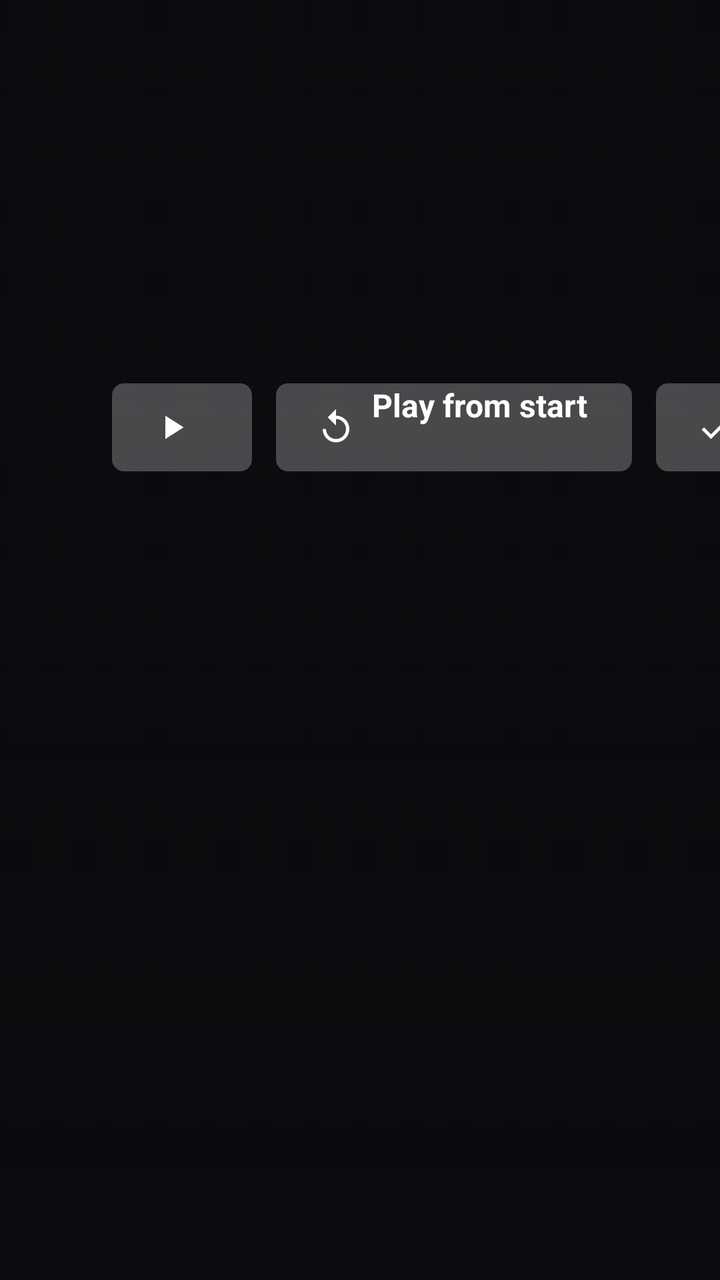
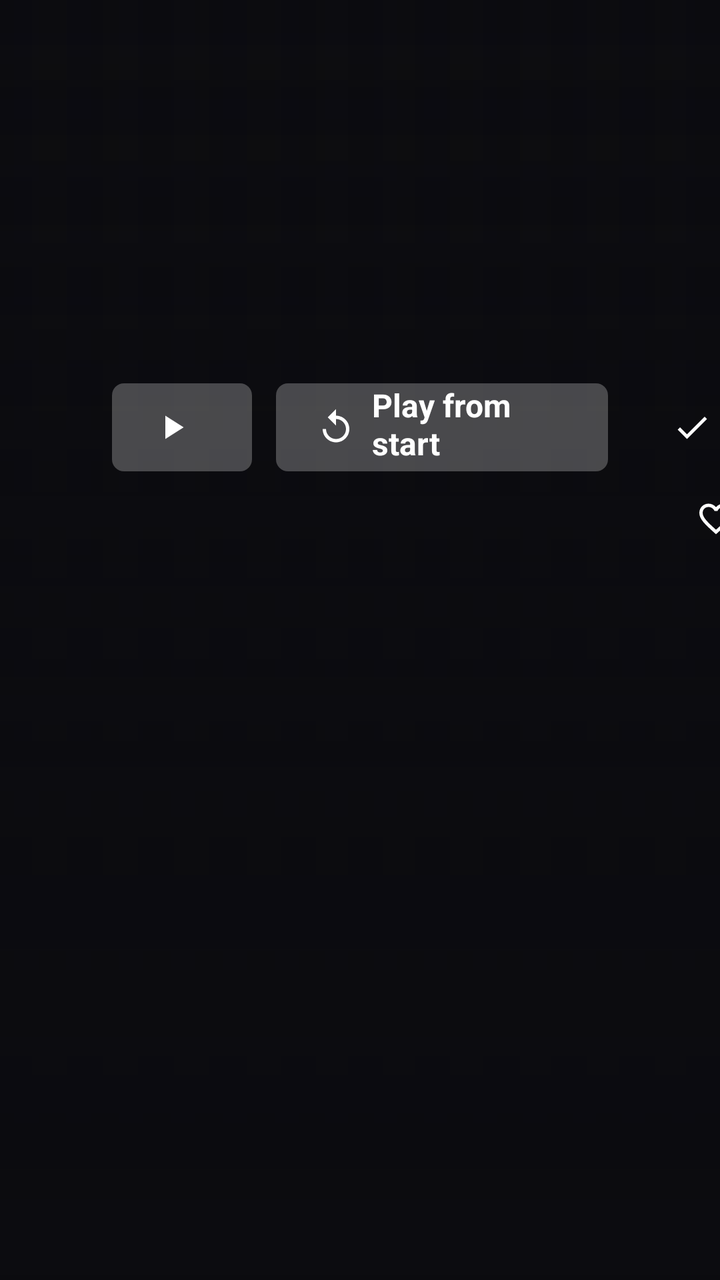

Before-and-after screenshots of an Android layout around one commit, followed by the original layout XML and the change that was made.
<!-- AndroidManifest.xml: application theme Theme.HomeReel.Tv -->
<!-- res/layout/activity_details.xml -->
<?xml version="1.0" encoding="utf-8"?>
<FrameLayout xmlns:android="http://schemas.android.com/apk/res/android"
    android:layout_width="match_parent"
    android:layout_height="match_parent"
    android:background="@color/background">

    <include layout="@layout/hero_backdrop" />

    
    <ScrollView
        android:id="@+id/scroll"
        android:layout_width="match_parent"
        android:layout_height="match_parent"
        android:clipChildren="false"
        android:fillViewport="true"
        android:scrollbars="none">

    <LinearLayout
        android:layout_width="match_parent"
        android:layout_height="wrap_content"
        android:clipChildren="false"
        android:orientation="vertical">

    <LinearLayout
        android:layout_width="620dp"
        android:layout_height="wrap_content"
        android:layout_marginStart="56dp"
        android:layout_marginTop="34dp"
        android:clipChildren="false"
        android:orientation="vertical">

        <TextView
            android:id="@+id/title"
            style="@style/HomeReel.HeroTitle"
            android:layout_width="match_parent"
            android:layout_height="56dp" />

        <TextView
            android:id="@+id/tagline"
            android:layout_width="match_parent"
            android:layout_height="wrap_content"
            android:textColor="@color/body"
            android:textSize="15sp"
            android:textStyle="italic"
            android:visibility="gone" />

        <TextView
            android:id="@+id/meta"
            style="@style/HomeReel.Meta"
            android:layout_width="match_parent"
            android:layout_height="wrap_content"
            android:layout_marginTop="6dp" />

        <TextView
            android:id="@+id/genres"
            style="@style/HomeReel.Genres"
            android:layout_width="match_parent"
            android:layout_height="wrap_content"
            android:layout_marginTop="4dp" />

        <TextView
            android:id="@+id/description"
            style="@style/HomeReel.Body"
            android:layout_width="match_parent"
            android:layout_height="wrap_content"
            android:layout_marginTop="12dp"
            android:maxLines="4" />

        <TextView
            android:id="@+id/credits"
            android:layout_width="match_parent"
            android:layout_height="wrap_content"
            android:layout_marginTop="10dp"
            android:lineSpacingExtra="2dp"
            android:textColor="@color/muted"
            android:textSize="14sp"
            android:visibility="gone" />

        <TextView
            android:id="@+id/warning"
            android:layout_width="match_parent"
            android:layout_height="wrap_content"
            android:layout_marginTop="10dp"
            android:textColor="@color/accent"
            android:textSize="14sp"
            android:visibility="gone" />

        <LinearLayout
            android:layout_width="wrap_content"
            android:layout_height="wrap_content"
            android:layout_marginTop="20dp"
            android:clipChildren="false"
            android:orientation="horizontal">

            <Button
                android:id="@+id/play"
                style="@style/HomeReel.Pill"
                android:layout_width="wrap_content"
                android:layout_height="wrap_content"
                android:drawableStart="@drawable/ic_play_small"
                android:nextFocusDown="@id/more" />

            <Button
                android:id="@+id/restart"
                style="@style/HomeReel.Pill"
                android:layout_width="wrap_content"
                android:layout_height="wrap_content"
                android:layout_marginStart="12dp"
                android:drawableStart="@drawable/ic_restart_small"
                android:text="@string/play_from_start" />

            <Button
                android:id="@+id/watched"
                style="@style/HomeReel.Pill"
                android:layout_width="wrap_content"
                android:layout_height="wrap_content"
                android:layout_marginStart="12dp"
                android:drawableStart="@drawable/ic_check_small" />

            <Button
                android:id="@+id/my_list"
                style="@style/HomeReel.Pill"
                android:layout_width="wrap_content"
                android:layout_height="wrap_content"
                android:layout_marginStart="12dp"
                android:drawableStart="@drawable/ic_heart_outline_small"
                android:text="@string/my_list_add" />
        </LinearLayout>

        <TextView
            android:id="@+id/tech"
            android:layout_width="match_parent"
            android:layout_height="wrap_content"
            android:layout_marginTop="16dp"
            android:textColor="@color/muted"
            android:textSize="12sp" />
    </LinearLayout>

    <androidx.recyclerview.widget.RecyclerView
        android:id="@+id/more"
        android:layout_width="match_parent"
        android:layout_height="wrap_content"
        android:layout_marginTop="28dp"
        android:clipChildren="false"
        android:clipToPadding="false"
        android:focusable="false"
        android:nestedScrollingEnabled="false"
        android:paddingBottom="24dp" />
    </LinearLayout>
    </ScrollView>
</FrameLayout>
<!-- res/layout/hero_backdrop.xml (included above) -->
<?xml version="1.0" encoding="utf-8"?>
<merge xmlns:android="http://schemas.android.com/apk/res/android">

    <ImageView
        android:id="@+id/backdrop_a"
        android:layout_width="match_parent"
        android:layout_height="match_parent"
        android:alpha="0"
        android:importantForAccessibility="no"
        android:scaleType="centerCrop" />

    <ImageView
        android:id="@+id/backdrop_b"
        android:layout_width="match_parent"
        android:layout_height="match_parent"
        android:alpha="0"
        android:importantForAccessibility="no"
        android:scaleType="centerCrop" />

    <View
        android:layout_width="match_parent"
        android:layout_height="match_parent"
        android:background="@drawable/scrim_start" />

    <View
        android:layout_width="match_parent"
        android:layout_height="match_parent"
        android:background="@drawable/scrim_bottom" />
</merge>
<!-- resources referenced by this layout -->
<resources>
  <color name="accent">#F5B301</color>
  <color name="background">#0B0B0F</color>
  <color name="body">#D4D4DC</color>
  <color name="muted">#A3A3B2</color>
  <!-- drawable ic_check_small (drawable) -->
  <?xml version="1.0" encoding="utf-8"?>
  <vector xmlns:android="http://schemas.android.com/apk/res/android"
      android:width="20dp"
      android:height="20dp"
      android:viewportWidth="24"
      android:viewportHeight="24">
      <path
          android:fillColor="#FFFFFF"
          android:pathData="M9,16.17L4.83,12l-1.42,1.41L9,19 21,7l-1.41,-1.41z" />
  </vector>
  <!-- drawable ic_play_small (drawable) -->
  <?xml version="1.0" encoding="utf-8"?>
  <vector xmlns:android="http://schemas.android.com/apk/res/android"
      android:width="20dp"
      android:height="20dp"
      android:viewportWidth="24"
      android:viewportHeight="24">
      <path
          android:fillColor="#FFFFFF"
          android:pathData="M8,5v14l11,-7z" />
  </vector>
  <!-- drawable ic_restart_small (drawable) -->
  <?xml version="1.0" encoding="utf-8"?>
  <vector xmlns:android="http://schemas.android.com/apk/res/android"
      android:width="20dp"
      android:height="20dp"
      android:viewportWidth="24"
      android:viewportHeight="24">
      <path
          android:fillColor="#FFFFFF"
          android:pathData="M12,5V1L7,6l5,5V7c3.31,0 6,2.69 6,6s-2.69,6 -6,6 -6,-2.69 -6,-6H4c0,4.42 3.58,8 8,8s8,-3.58 8,-8 -3.58,-8 -8,-8z" />
  </vector>
  <!-- drawable scrim_bottom (drawable) -->
  <?xml version="1.0" encoding="utf-8"?>
  <shape xmlns:android="http://schemas.android.com/apk/res/android" android:shape="rectangle">
      <gradient
          android:angle="90"
          android:centerColor="#CC0B0B0F"
          android:centerY="0.38"
          android:endColor="#000B0B0F"
          android:startColor="#FF0B0B0F" />
  </shape>
  <!-- drawable scrim_start (drawable) -->
  <?xml version="1.0" encoding="utf-8"?>
  <shape xmlns:android="http://schemas.android.com/apk/res/android" android:shape="rectangle">
      <gradient
          android:angle="0"
          android:centerColor="#990B0B0F"
          android:centerX="0.38"
          android:endColor="#000B0B0F"
          android:startColor="#F20B0B0F" />
  </shape>
  <string name="my_list_add">My List</string>
  <string name="play_from_start">Play from start</string>
  <style name="HomeReel.Body">
          <item name="android:textColor">@color/body</item>
          <item name="android:textSize">15sp</item>
          <item name="android:lineSpacingExtra">3dp</item>
          <item name="android:ellipsize">end</item>
      </style>
  <style name="HomeReel.Genres">
          <item name="android:textColor">@color/muted</item>
          <item name="android:textSize">14sp</item>
      </style>
  <style name="HomeReel.Meta">
          <item name="android:textColor">@color/text</item>
          <item name="android:textSize">15sp</item>
      </style>
  <style name="Theme.HomeReel.Tv" parent="@style/Theme.Leanback">
          <item name="android:windowBackground">@color/background</item>
          <item name="android:colorAccent">@color/accent</item>
      </style>
  <color name="text">#FFFFFF</color>
  <!-- drawable pill (drawable) -->
  <?xml version="1.0" encoding="utf-8"?>
  <selector xmlns:android="http://schemas.android.com/apk/res/android">
      <item android:state_focused="true">
          <shape android:shape="rectangle">
              <solid android:color="#FFFFFF" />
              <corners android:radius="6dp" />
          </shape>
      </item>
      <item>
          <shape android:shape="rectangle">
              <solid android:color="#40FFFFFF" />
              <corners android:radius="6dp" />
          </shape>
      </item>
  </selector>
  <!-- unchanged entries left out for length: 3 -->
</resources>

<!-- the commit's change to res/layout/activity_details.xml (unified diff, before → after) -->
@@ -85,10 +85,15 @@
             android:textSize="14sp"
             android:visibility="gone" />
 
-        <LinearLayout
+    </LinearLayout>
+
+    
+    <LinearLayout
             android:layout_width="wrap_content"
             android:layout_height="wrap_content"
+            android:layout_marginStart="56dp"
             android:layout_marginTop="20dp"
+            android:layout_marginEnd="56dp"
             android:clipChildren="false"
             android:orientation="horizontal">
 
@@ -125,16 +130,16 @@
                 android:layout_marginStart="12dp"
                 android:drawableStart="@drawable/ic_heart_outline_small"
                 android:text="@string/my_list_add" />
-        </LinearLayout>
+    </LinearLayout>
 
-        <TextView
-            android:id="@+id/tech"
-            android:layout_width="match_parent"
-            android:layout_height="wrap_content"
-            android:layout_marginTop="16dp"
-            android:textColor="@color/muted"
-            android:textSize="12sp" />
-    </LinearLayout>
+    <TextView
+        android:id="@+id/tech"
+        android:layout_width="620dp"
+        android:layout_height="wrap_content"
+        android:layout_marginStart="56dp"
+        android:layout_marginTop="16dp"
+        android:textColor="@color/muted"
+        android:textSize="12sp" />
 
     <androidx.recyclerview.widget.RecyclerView
         android:id="@+id/more"
